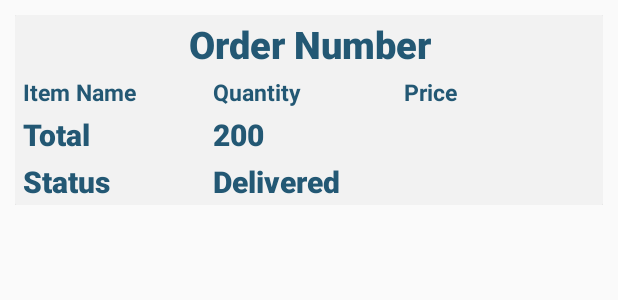
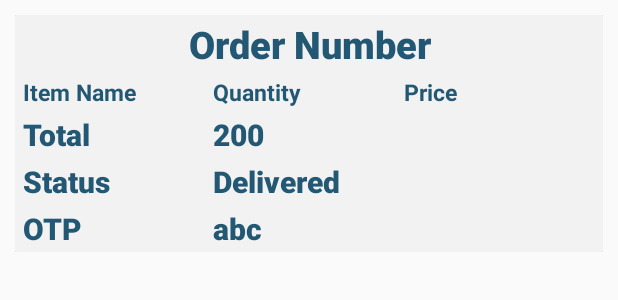
Before and after one commit to AnkitaKar1998/TSECCanteenUser, an Android app: the layout myorderscustomized.xml on its own in the app's theme, with its tools: preview values and no code run, on a phone screen of 412 x 824 dp. Shown: the top 300 px of the screen. Run offline under Robolectric (Android 15) with nearby library versions, the phone set to English and light mode, and no system bars.

```diff
--- a/app/src/main/res/layout/myorderscustomized.xml
+++ b/app/src/main/res/layout/myorderscustomized.xml
@@ -14,10 +14,18 @@
         android:paddingBottom="10dp"
         app:cardElevation="4dp">
         <LinearLayout
+            android:id="@+id/holder_linear_layout"
             android:layout_width="match_parent"
             android:layout_height="wrap_content"
             android:background="#f2f2f2"
             android:orientation="vertical">
+            <android.support.v7.widget.AppCompatImageView
+                android:id="@+id/tick"
+                android:layout_width="wrap_content"
+                android:layout_height="wrap_content"
+                android:layout_gravity="center_horizontal"
+                android:src="@drawable/ic_check_circle_black_24dp"
+                android:visibility="gone"/>
             <TextView
                 android:id="@+id/Order_Number"
                 android:layout_width="match_parent"
@@ -143,6 +151,38 @@
                     android:textColor="#235874"/>
             </LinearLayout>
 
+            <LinearLayout
+                android:id="@+id/otp_linear_layout"
+                android:layout_width="match_parent"
+                android:layout_height="wrap_content"
+                android:orientation="horizontal"
+                android:layout_marginLeft="5dp"
+                android:layout_marginRight="5dp"
+                android:layout_marginTop="2dp"
+                android:layout_marginBottom="2dp">
+                <TextView
+                    android:layout_width="0dp"
+                    android:layout_height="wrap_content"
+                    android:layout_weight="1"
+                    style="@style/TextAppearance.AppCompat.Title"
+                    android:ellipsize="end"
+                    android:text="OTP"
+                    android:textSize="20sp"
+                    android:textStyle="bold"
+                    android:textColor="#235874"/>
+                <TextView
+                    android:id="@+id/otp"
+                    android:layout_width="0dp"
+                    android:layout_height="wrap_content"
+                    android:layout_weight="2"
+                    style="@style/TextAppearance.AppCompat.Title"
+                    android:ellipsize="end"
+                    android:text="abc"
+                    android:textSize="20sp"
+                    android:textStyle="bold"
+                    android:textColor="#235874"/>
+            </LinearLayout>
+
 
         </LinearLayout>
     </android.support.v7.widget.CardView>
--- a/app/src/main/res/values/colors.xml
+++ b/app/src/main/res/values/colors.xml
@@ -5,4 +5,5 @@
     <color name="colorAccent">#D81B60</color>
     <color name="backlight">#986754</color>
     <color name="button_pressed">#f0f0f0</color>
+    <color name="light_green">#98FB98</color>
 </resources>
```
Also changed, not shown: app/src/main/java/com/example/ankita/tseccanteenuser/MyOrdersRecyclerViewAdapter.java (+21 -4 lines).
